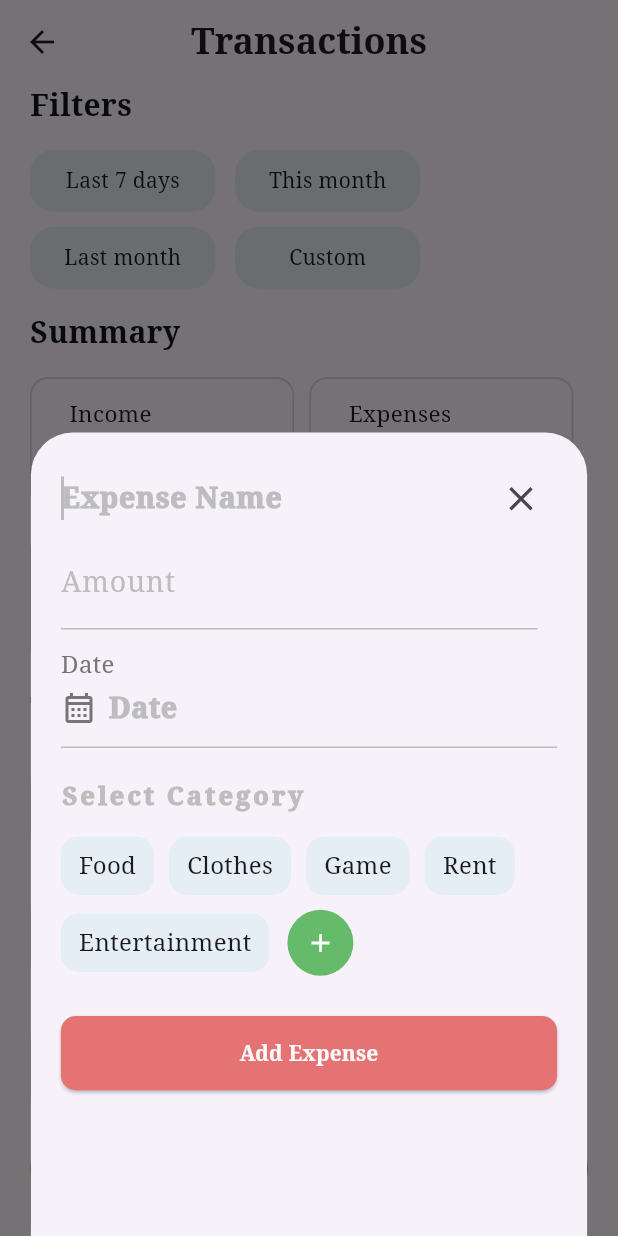
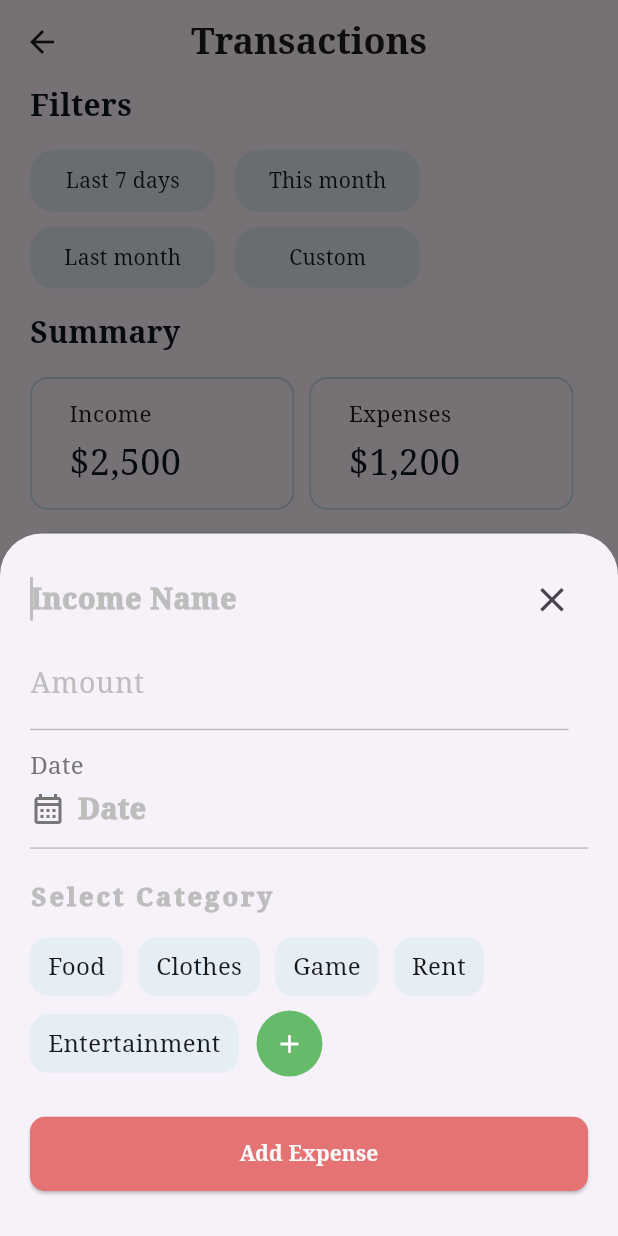
Before and after one commit to SUMANKC7/CapstoneProject-BachatSathi-ExpenseTracker-, a Flutter app: the TransactionScreen screen opened directly, after a tap on "Add Income", on a phone screen of 412 x 824 dp. Run offline on Flutter 3.47's test engine with Material 3 defaults, Android fonts, the light colour scheme and no system bars; our stand-ins replace cloud_firestore, firebase_auth, firebase_core, google_sign_in; accounts and stored records are empty.

Commit message:
some changes added

```diff
--- a/lib/features/transactions/provider/transaction_data_provider.dart
+++ b/lib/features/transactions/provider/transaction_data_provider.dart
@@ -1,5 +1,4 @@
 import 'dart:developer';
-
 
 import 'package:cloud_firestore/cloud_firestore.dart';
 import 'package:expensetrack/features/transactions/model/transaction_model.dart';
@@ -28,9 +27,23 @@ class TransactionDataProvider extends ChangeNotifier {
   // String get formattedDate => DateFormat("yyyy/MM/dd").format(_currentdate);
   bool get income => _income;
 
-  final List<String> _categories = ["Food", "Clothes", "Game","Rent","Entertainment"];
+  final List<String> _expensecategories = [
+    "Food",
+    "Clothes",
+    "Game",
+    "Rent",
+    "Entertainment",
+  ];
+  final List<String> _incomecategories = [
+    "Salary",
+    "Investment",
+    "Comission",
+    "Intrest",
+    "Gift",
+  ];
 
-  List<String> get categories => _categories;
+  List<String> get expensecategories => _expensecategories;
+  List<String> get incomecategories => _incomecategories;
   String get selectedCategory => _selectedcategory;
 
   void selectCategory(value) {
@@ -50,12 +63,10 @@ class TransactionDataProvider extends ChangeNotifier {
       lastDate: DateTime(2060),
     );
 
-
-   if (picked != null) {
-    _selectedDate = picked.toString();
-    notifyListeners();
-  }
-
+    if (picked != null) {
+      _selectedDate = picked.toString();
+      notifyListeners();
+    }
   }
 
   Future<void> addTransaction() async {
--- a/lib/features/transactions/screen/transaction_screen.dart
+++ b/lib/features/transactions/screen/transaction_screen.dart
@@ -98,6 +98,7 @@ class TransactionScreen extends StatelessWidget {
               ),
             ),
           ),
+
           Positioned(
             bottom: 20,
             left: 20,
@@ -106,18 +107,19 @@ class TransactionScreen extends StatelessWidget {
               buttonicon: Icons.wallet,
               title: "Add Income",
               onbuttonPressed: () {
-                showModalBottomSheet(
-                  isScrollControlled: true,
-                  constraints: BoxConstraints.tight(
-                    Size(
-                      MediaQuery.sizeOf(context).width * 0.9,
-                      MediaQuery.sizeOf(context).height * 0.65,
-                    ),
-                  ),
-                  context: context,
-
-                  builder: (context) => AddTransactionBottomsheet(),
-                );
+  showModalBottomSheet(
+    isScrollControlled: true,
+    context: context,
+    builder: (context) => Container(
+      constraints: BoxConstraints(
+        maxHeight: MediaQuery.of(context).size.height * 0.95,
+      ),
+      padding: EdgeInsets.only(
+        bottom: MediaQuery.of(context).viewInsets.bottom,
+      ),
+      child: AddTransactionBottomsheet(transactionName: 'Income Name',),
+    ),
+  );
               },
             ),
           ),
@@ -139,7 +141,7 @@ class TransactionScreen extends StatelessWidget {
       padding: EdgeInsets.only(
         bottom: MediaQuery.of(context).viewInsets.bottom,
       ),
-      child: AddTransactionBottomsheet(),
+      child: AddTransactionBottomsheet(transactionName: 'Expense Name',),
     ),
   );
 },
--- a/lib/features/transactions/widgets/add_transaction_bottomsheet.dart
+++ b/lib/features/transactions/widgets/add_transaction_bottomsheet.dart
@@ -5,7 +5,9 @@ import 'package:flutter/material.dart';
 import 'package:provider/provider.dart';
 
 class AddTransactionBottomsheet extends StatelessWidget {
-  const AddTransactionBottomsheet({super.key});
+  final String transactionName;
+
+  const AddTransactionBottomsheet({super.key, required this.transactionName});
 
   @override
   Widget build(BuildContext context) {
@@ -33,7 +35,7 @@ class AddTransactionBottomsheet extends StatelessWidget {
                     color: Colors.black,
                   ),
                   decoration: InputDecoration(
-                    hintText: "Expense Name",
+                    hintText: transactionName,
                     hintStyle: TextStyle(
                       fontSize: 19,
                       fontWeight: FontWeight.w900,
@@ -74,7 +76,7 @@ class AddTransactionBottomsheet extends StatelessWidget {
           Wrap(
             spacing: 10,
             runSpacing: 3,
-            children: List.generate(addTransactionProvider.categories.length, (index) {
+            children: List.generate(addTransactionProvider.expensecategories.length, (index) {
               return IntrinsicWidth(
                 child: Row(
                   children: [
@@ -86,7 +88,7 @@ class AddTransactionBottomsheet extends StatelessWidget {
                       ),
                       child: Center(
                         child: Text(
-                          addTransactionProvider.categories[index],
+                          addTransactionProvider.expensecategories[index],
                           style: TextStyle(
                             color: AppColors.filterTextColor,
                             fontSize: 16,
@@ -96,7 +98,7 @@ class AddTransactionBottomsheet extends StatelessWidget {
                       ),
                     ),
 
-                    if(index == addTransactionProvider.categories.length-1)
+                    if(index == addTransactionProvider.expensecategories.length-1)
                       Padding(
                         padding: EdgeInsets.only(left: 12),
                         child: Container(
```
Also changed, not shown: lib/features/home/screen/home.dart (+15 -12 lines), lib/features/home/widgets/income_expense_toggle.dart (added, +55 -0 lines), lib/features/transactions/widgets/drop_down_widget.dart (+46 -46 lines).
